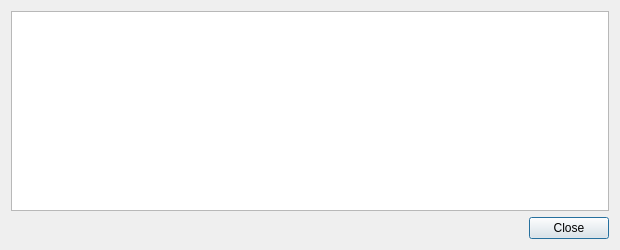
The window that src/qt/forms/transactiondescdialog.ui (willemjez/ion-old) describes before a commit, drawn with Qt 5.
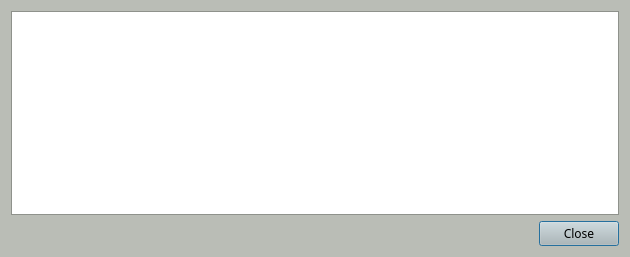
The same window after the commit.

Commit message: 🛠️🛠️🐼 Design, about window 💩 flushed 🚽, 😳files except src dir replaced😳

Patch:
```diff
--- a/src/qt/forms/transactiondescdialog.ui
+++ b/src/qt/forms/transactiondescdialog.ui
@@ -6,10 +6,430 @@
    <rect>
     <x>0</x>
     <y>0</y>
-    <width>620</width>
-    <height>250</height>
+    <width>630</width>
+    <height>257</height>
    </rect>
   </property>
+  <property name="palette">
+   <palette>
+    <active>
+     <colorrole role="WindowText">
+      <brush brushstyle="SolidPattern">
+       <color alpha="255">
+        <red>0</red>
+        <green>0</green>
+        <blue>0</blue>
+       </color>
+      </brush>
+     </colorrole>
+     <colorrole role="Button">
+      <brush brushstyle="SolidPattern">
+       <color alpha="255">
+        <red>186</red>
+        <green>189</green>
+        <blue>182</blue>
+       </color>
+      </brush>
+     </colorrole>
+     <colorrole role="Light">
+      <brush brushstyle="SolidPattern">
+       <color alpha="255">
+        <red>255</red>
+        <green>255</green>
+        <blue>255</blue>
+       </color>
+      </brush>
+     </colorrole>
+     <colorrole role="Midlight">
+      <brush brushstyle="SolidPattern">
+       <color alpha="255">
+        <red>220</red>
+        <green>222</green>
+        <blue>218</blue>
+       </color>
+      </brush>
+     </colorrole>
+     <colorrole role="Dark">
+      <brush brushstyle="SolidPattern">
+       <color alpha="255">
+        <red>93</red>
+        <green>94</green>
+        <blue>91</blue>
+       </color>
+      </brush>
+     </colorrole>
+     <colorrole role="Mid">
+      <brush brushstyle="SolidPattern">
+       <color alpha="255">
+        <red>124</red>
+        <green>126</green>
+        <blue>121</blue>
+       </color>
+      </brush>
+     </colorrole>
+     <colorrole role="Text">
+      <brush brushstyle="SolidPattern">
+       <color alpha="255">
+        <red>0</red>
+        <green>0</green>
+        <blue>0</blue>
+       </color>
+      </brush>
+     </colorrole>
+     <colorrole role="BrightText">
+      <brush brushstyle="SolidPattern">
+       <color alpha="255">
+        <red>255</red>
+        <green>255</green>
+        <blue>255</blue>
+       </color>
+      </brush>
+     </colorrole>
+     <colorrole role="ButtonText">
+      <brush brushstyle="SolidPattern">
+       <color alpha="255">
+        <red>0</red>
+        <green>0</green>
+        <blue>0</blue>
+       </color>
+      </brush>
+     </colorrole>
+     <colorrole role="Base">
+      <brush brushstyle="SolidPattern">
+       <color alpha="255">
+        <red>255</red>
+        <green>255</green>
+        <blue>255</blue>
+       </color>
+      </brush>
+     </colorrole>
+     <colorrole role="Window">
+      <brush brushstyle="SolidPattern">
+       <color alpha="255">
+        <red>186</red>
+        <green>189</green>
+        <blue>182</blue>
+       </color>
+      </brush>
+     </colorrole>
+     <colorrole role="Shadow">
+      <brush brushstyle="SolidPattern">
+       <color alpha="255">
+        <red>0</red>
+        <green>0</green>
+        <blue>0</blue>
+       </color>
+      </brush>
+     </colorrole>
+     <colorrole role="AlternateBase">
+      <brush brushstyle="SolidPattern">
+       <color alpha="255">
+        <red>220</red>
+        <green>222</green>
+        <blue>218</blue>
+       </color>
+      </brush>
+     </colorrole>
+     <colorrole role="ToolTipBase">
+      <brush brushstyle="SolidPattern">
+       <color alpha="255">
+        <red>255</red>
+        <green>255</green>
+        <blue>220</blue>
+       </color>
+      </brush>
+     </colorrole>
+     <colorrole role="ToolTipText">
+      <brush brushstyle="SolidPattern">
+       <color alpha="255">
+        <red>0</red>
+        <green>0</green>
+        <blue>0</blue>
+       </color>
+      </brush>
+     </colorrole>
+    </active>
+    <inactive>
+     <colorrole role="WindowText">
+      <brush brushstyle="SolidPattern">
+       <color alpha="255">
+        <red>0</red>
+        <green>0</green>
+        <blue>0</blue>
+       </color>
+      </brush>
+     </colorrole>
+     <colorrole role="Button">
+      <brush brushstyle="SolidPattern">
+       <color alpha="255">
+        <red>186</red>
+        <green>189</green>
+        <blue>182</blue>
+       </color>
+      </brush>
+     </colorrole>
+     <colorrole role="Light">
+      <brush brushstyle="SolidPattern">
+       <color alpha="255">
+        <red>255</red>
+        <green>255</green>
+        <blue>255</blue>
+       </color>
+      </brush>
+     </colorrole>
+     <colorrole role="Midlight">
+      <brush brushstyle="SolidPattern">
+       <color alpha="255">
+        <red>220</red>
+        <green>222</green>
+        <blue>218</blue>
+       </color>
+      </brush>
+     </colorrole>
+     <colorrole role="Dark">
+      <brush brushstyle="SolidPattern">
+       <color alpha="255">
+        <red>93</red>
+        <green>94</green>
+        <blue>91</blue>
+       </color>
+      </brush>
+     </colorrole>
+     <colorrole role="Mid">
+      <brush brushstyle="SolidPattern">
+       <color alpha="255">
+        <red>124</red>
+        <green>126</green>
+        <blue>121</blue>
+       </color>
+      </brush>
+     </colorrole>
+     <colorrole role="Text">
+      <brush brushstyle="SolidPattern">
+       <color alpha="255">
+        <red>0</red>
+        <green>0</green>
+        <blue>0</blue>
+       </color>
+      </brush>
+     </colorrole>
+     <colorrole role="BrightText">
+      <brush brushstyle="SolidPattern">
+       <color alpha="255">
+        <red>255</red>
+        <green>255</green>
+        <blue>255</blue>
+       </color>
+      </brush>
+     </colorrole>
+     <colorrole role="ButtonText">
+      <brush brushstyle="SolidPattern">
+       <color alpha="255">
+        <red>0</red>
+        <green>0</green>
+        <blue>0</blue>
+       </color>
+      </brush>
+     </colorrole>
+     <colorrole role="Base">
+      <brush brushstyle="SolidPattern">
+       <color alpha="255">
+        <red>255</red>
+        <green>255</green>
+        <blue>255</blue>
+       </color>
+      </brush>
+     </colorrole>
+     <colorrole role="Window">
+      <brush brushstyle="SolidPattern">
+       <color alpha="255">
+        <red>186</red>
+        <green>189</green>
+        <blue>182</blue>
+       </color>
+      </brush>
+     </colorrole>
+     <colorrole role="Shadow">
+      <brush brushstyle="SolidPattern">
+       <color alpha="255">
+        <red>0</red>
+        <green>0</green>
+        <blue>0</blue>
+       </color>
+      </brush>
+     </colorrole>
+     <colorrole role="AlternateBase">
+      <brush brushstyle="SolidPattern">
+       <color alpha="255">
+        <red>220</red>
+        <green>222</green>
+        <blue>218</blue>
+       </color>
+      </brush>
+     </colorrole>
+     <colorrole role="ToolTipBase">
+      <brush brushstyle="SolidPattern">
+       <color alpha="255">
+        <red>255</red>
+        <green>255</green>
+        <blue>220</blue>
+       </color>
+      </brush>
+     </colorrole>
+     <colorrole role="ToolTipText">
+      <brush brushstyle="SolidPattern">
+       <color alpha="255">
+        <red>0</red>
+        <green>0</green>
+        <blue>0</blue>
+       </color>
+      </brush>
+     </colorrole>
+    </inactive>
+    <disabled>
+     <colorrole role="WindowText">
+      <brush brushstyle="SolidPattern">
+       <color alpha="255">
+        <red>93</red>
+        <green>94</green>
+        <blue>91</blue>
+       </color>
+      </brush>
+     </colorrole>
+     <colorrole role="Button">
+      <brush brushstyle="SolidPattern">
+       <color alpha="255">
+        <red>186</red>
+        <green>189</green>
+        <blue>182</blue>
+       </color>
+      </brush>
+     </colorrole>
+     <colorrole role="Light">
+      <brush brushstyle="SolidPattern">
+       <color alpha="255">
+        <red>255</red>
+        <green>255</green>
+        <blue>255</blue>
+       </color>
+      </brush>
+     </colorrole>
+     <colorrole role="Midlight">
+      <brush brushstyle="SolidPattern">
+       <color alpha="255">
+        <red>220</red>
+        <green>222</green>
+        <blue>218</blue>
+       </color>
+      </brush>
+     </colorrole>
+     <colorrole role="Dark">
+      <brush brushstyle="SolidPattern">
+       <color alpha="255">
+        <red>93</red>
+        <green>94</green>
+        <blue>91</blue>
+       </color>
+      </brush>
+     </colorrole>
+     <colorrole role="Mid">
+      <brush brushstyle="SolidPattern">
+       <color alpha="255">
+        <red>124</red>
+        <green>126</green>
+        <blue>121</blue>
+       </color>
+      </brush>
+     </colorrole>
+     <colorrole role="Text">
+      <brush brushstyle="SolidPattern">
+       <color alpha="255">
+        <red>93</red>
+        <green>94</green>
+        <blue>91</blue>
+       </color>
+      </brush>
+     </colorrole>
+     <colorrole role="BrightText">
+      <brush brushstyle="SolidPattern">
+       <color alpha="255">
+        <red>255</red>
+        <green>255</green>
+        <blue>255</blue>
+       </color>
+      </brush>
+     </colorrole>
+     <colorrole role="ButtonText">
+      <brush brushstyle="SolidPattern">
+       <color alpha="255">
+        <red>93</red>
+        <green>94</green>
+        <blue>91</blue>
+       </color>
+      </brush>
+     </colorrole>
+     <colorrole role="Base">
+      <brush brushstyle="SolidPattern">
+       <color alpha="255">
+        <red>186</red>
+        <green>189</green>
+        <blue>182</blue>
+       </color>
+      </brush>
+     </colorrole>
+     <colorrole role="Window">
+      <brush brushstyle="SolidPattern">
+       <color alpha="255">
+        <red>186</red>
+        <green>189</green>
+        <blue>182</blue>
+       </color>
+      </brush>
+     </colorrole>
+     <colorrole role="Shadow">
+      <brush brushstyle="SolidPattern">
+       <color alpha="255">
+        <red>0</red>
+        <green>0</green>
+        <blue>0</blue>
+       </color>
+      </brush>
+     </colorrole>
+     <colorrole role="AlternateBase">
+      <brush brushstyle="SolidPattern">
+       <color alpha="255">
+        <red>186</red>
+        <green>189</green>
+        <blue>182</blue>
+       </color>
+      </brush>
+     </colorrole>
+     <colorrole role="ToolTipBase">
+      <brush brushstyle="SolidPattern">
+       <color alpha="255">
+        <red>255</red>
+        <green>255</green>
+        <blue>220</blue>
+       </color>
+      </brush>
+     </colorrole>
+     <colorrole role="ToolTipText">
+      <brush brushstyle="SolidPattern">
+       <color alpha="255">
+        <red>0</red>
+        <green>0</green>
+        <blue>0</blue>
+       </color>
+      </brush>
+     </colorrole>
+    </disabled>
+   </palette>
+  </property>
+  <property name="font">
+   <font>
+    <family>Sawasdee</family>
+   </font>
+  </property>
   <property name="windowTitle">
    <string>Transaction details</string>
   </property>
```
The commit also changes 555 other files.
